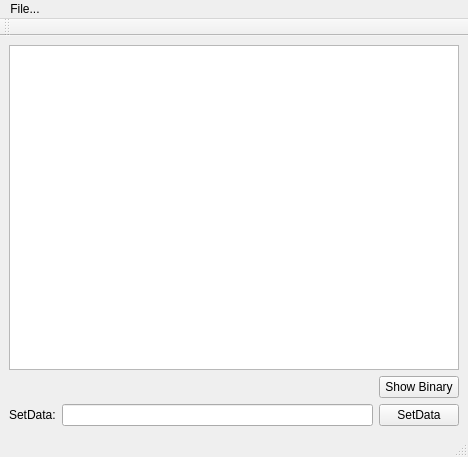
The window that mainwindow.ui (MedvedPalych/FileReader) describes before a commit, drawn with Qt 5.
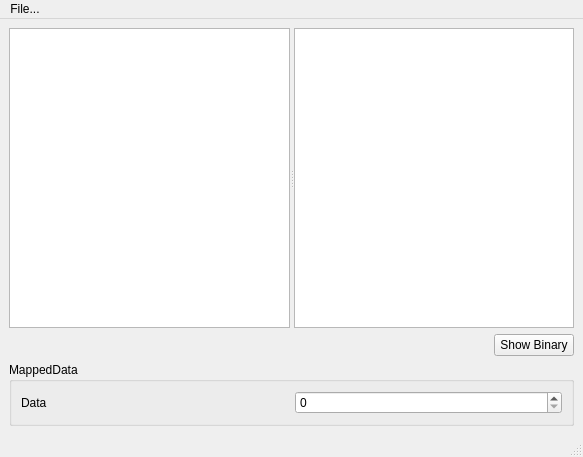
The same window after the commit.

What changed in the file:
```diff
--- a/mainwindow.ui
+++ b/mainwindow.ui
@@ -6,7 +6,7 @@
    <rect>
     <x>0</x>
     <y>0</y>
-    <width>468</width>
+    <width>583</width>
     <height>457</height>
    </rect>
   </property>
@@ -16,20 +16,43 @@
   <widget class="QWidget" name="centralwidget">
    <layout class="QVBoxLayout" name="verticalLayout">
     <item>
-     <widget class="QTableView" name="tableView">
+     <widget class="QSplitter" name="splitter">
+      <property name="sizePolicy">
+       <sizepolicy hsizetype="Expanding" vsizetype="Expanding">
+        <horstretch>0</horstretch>
+        <verstretch>0</verstretch>
+       </sizepolicy>
+      </property>
+      <property name="orientation">
+       <enum>Qt::Horizontal</enum>
+      </property>
+      <widget class="QTableView" name="hexView">
       <property name="font">
        <font>
+         <family>Comic Sans MS</family>
         <pointsize>7</pointsize>
        </font>
       </property>
+       <property name="sizeAdjustPolicy">
+        <enum>QAbstractScrollArea::AdjustToContents</enum>
+       </property>
       <property name="showGrid">
        <bool>true</bool>
       </property>
+       <attribute name="horizontalHeaderCascadingSectionResizes">
+        <bool>true</bool>
+       </attribute>
       <attribute name="horizontalHeaderMinimumSectionSize">
-       <number>45</number>
+        <number>35</number>
       </attribute>
       <attribute name="horizontalHeaderDefaultSectionSize">
-       <number>45</number>
+        <number>50</number>
+       </attribute>
+       <attribute name="horizontalHeaderStretchLastSection">
+        <bool>true</bool>
+       </attribute>
+       <attribute name="verticalHeaderCascadingSectionResizes">
+        <bool>true</bool>
       </attribute>
       <attribute name="verticalHeaderMinimumSectionSize">
        <number>30</number>
@@ -38,6 +61,30 @@
        <bool>true</bool>
       </attribute>
      </widget>
+      <widget class="QTableView" name="charView">
+       <property name="font">
+        <font>
+         <family>Comic Sans MS</family>
+         <pointsize>7</pointsize>
+        </font>
+       </property>
+       <property name="sizeAdjustPolicy">
+        <enum>QAbstractScrollArea::AdjustToContents</enum>
+       </property>
+       <attribute name="horizontalHeaderMinimumSectionSize">
+        <number>35</number>
+       </attribute>
+       <attribute name="horizontalHeaderDefaultSectionSize">
+        <number>35</number>
+       </attribute>
+       <attribute name="horizontalHeaderStretchLastSection">
+        <bool>true</bool>
+       </attribute>
+       <attribute name="verticalHeaderMinimumSectionSize">
+        <number>30</number>
+       </attribute>
+      </widget>
+     </widget>
     </item>
     <item>
      <layout class="QGridLayout" name="gridLayout">
@@ -64,25 +111,33 @@
      </layout>
     </item>
     <item>
-     <layout class="QHBoxLayout" name="horizontalLayout_2">
+     <layout class="QHBoxLayout" name="horizontalLayout_2"/>
+    </item>
       <item>
-       <widget class="QLabel" name="label">
+     <widget class="QGroupBox" name="groupBox">
+      <property name="title">
+       <string>MappedData</string>
+      </property>
+      <layout class="QHBoxLayout" name="horizontalLayout">
+       <item>
+        <widget class="QLabel" name="label_2">
         <property name="text">
-         <string>SetData:</string>
+          <string>Data</string>
         </property>
        </widget>
       </item>
       <item>
-       <widget class="QLineEdit" name="dataField"/>
-      </item>
-      <item>
-       <widget class="QPushButton" name="setDataButton">
-        <property name="text">
-         <string>SetData</string>
+        <widget class="QSpinBox" name="D0">
+         <property name="maximum">
+          <number>255</number>
+         </property>
+         <property name="displayIntegerBase">
+          <number>16</number>
         </property>
        </widget>
       </item>
      </layout>
+     </widget>
     </item>
    </layout>
   </widget>
@@ -91,7 +146,7 @@
     <rect>
      <x>0</x>
      <y>0</y>
-     <width>468</width>
+     <width>583</width>
      <height>25</height>
     </rect>
    </property>
@@ -106,17 +161,6 @@
    <addaction name="menuFile"/>
   </widget>
   <widget class="QStatusBar" name="statusbar"/>
-  <widget class="QToolBar" name="toolBar">
-   <property name="windowTitle">
-    <string>toolBar</string>
-   </property>
-   <attribute name="toolBarArea">
-    <enum>TopToolBarArea</enum>
-   </attribute>
-   <attribute name="toolBarBreak">
-    <bool>false</bool>
-   </attribute>
-  </widget>
   <action name="actionSave">
    <property name="text">
     <string>Save</string>
```
Lines whose indentation alone changed are shown as unchanged.
